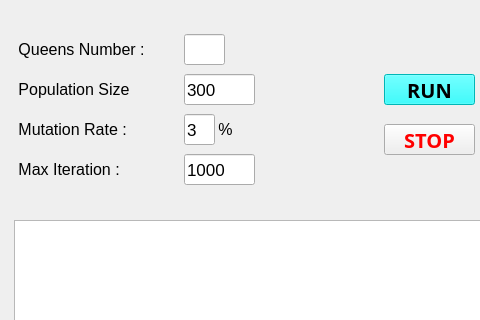
amidmajd/N-Queens-Genetic-Algorithm, file GUI.ui: the form before one commit; both pictures show x 0 to 480 and y 0 to 320 of the 834 by 600 pixel window.
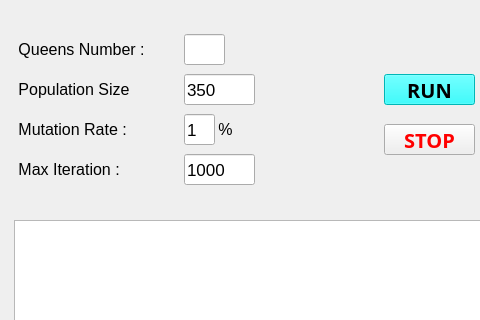
The form after the commit.

```diff
--- a/GUI.ui
+++ b/GUI.ui
@@ -150,7 +150,7 @@
            </font>
           </property>
           <property name="text">
-           <string>300</string>
+           <string>350</string>
           </property>
           <property name="maxLength">
            <number>20</number>
@@ -187,7 +187,7 @@
            </font>
           </property>
           <property name="text">
-           <string>3</string>
+           <string>1</string>
           </property>
           <property name="maxLength">
            <number>2</number>
```
